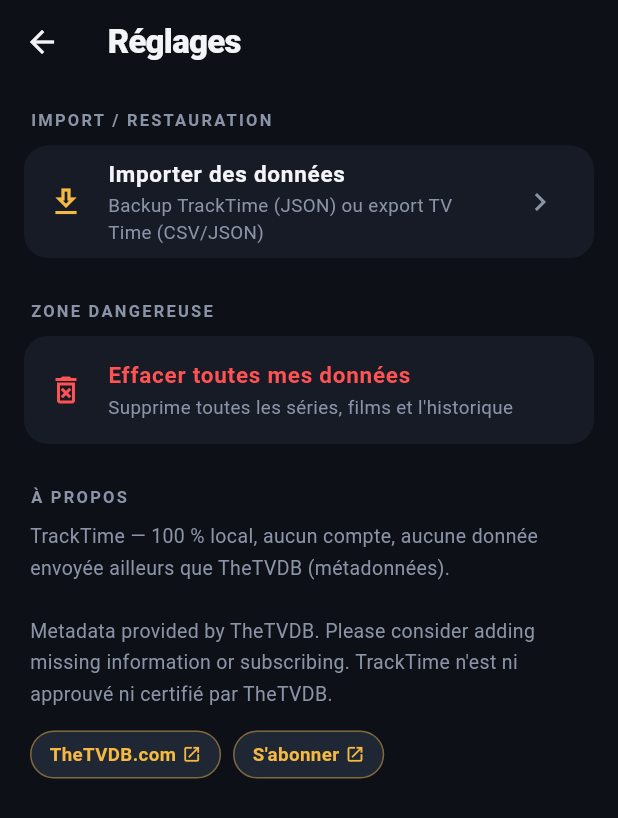
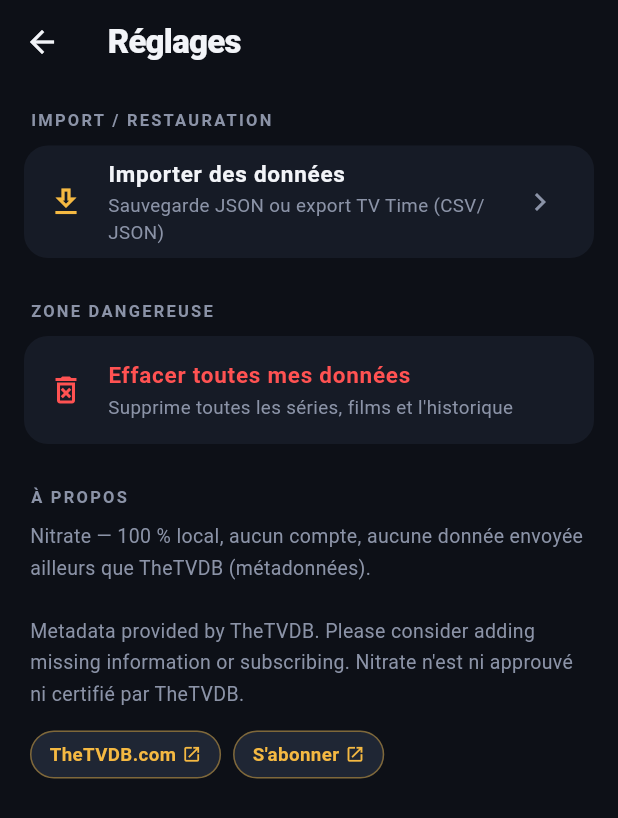
Before and after one commit to tom06700/tracktime, a Flutter app: the screen it shows after launch, after a tap on the "settings" icon, on a phone screen of 412 x 824 dp. Shown: the top 818 px of the screen. Run offline on Flutter 3.47's test engine with Material 3 defaults, Android fonts, the phone set to English and light mode, and no system bars; our stand-ins replace drift, drift_flutter, file_picker, flutter_riverpod, flutter_sticky_header, go_router and 2 more; accounts and stored records are empty; generated files the repository leaves out were written again.

Commit message:
Renomme l'application en Nitrate
« TrackTime » était déjà pris sur l'App Store. Le nom Nitrate (la pellicule
nitrate) est libre et fonctionne à l'identique en français et en anglais.

- Logo de la barre : « NITRATE » en capitales espacées ambre, façon carton de
  générique — la bicolore Track/Time n'avait plus de sens sur un mot simple.
- Textes de l'app, CFBundleDisplayName, métadonnées web et manifeste PWA.
- Couleurs du manifeste corrigées au passage : elles étaient restées au bleu
  Flutter par défaut alors qu'elles pilotent l'écran de lancement PWA.
- Les commentaires citant « la version web de TrackTime » sont conservés :
  ils désignent l'ancienne app servie à la racine, qui garde ce nom.

La détection des sauvegardes se fait par structure et non par le nom : les
anciens backups restent importables.

Co-Authored-By: Claude Opus 5 <noreply@anthropic.com>
Claude-Session: https://claude.ai/code/session_01WerRie8kS9wJUJuZsc3MKh

```diff
--- a/app/lib/backup/backup.dart
+++ b/app/lib/backup/backup.dart
@@ -73,6 +73,6 @@ Future<void> exportBackup(AppDatabase db,
   await SharePlus.instance.share(ShareParams(
     files: [file],
     fileNameOverrides: [name],
-    subject: 'Sauvegarde TrackTime',
+    subject: 'Sauvegarde Nitrate',
   ));
 }
--- a/app/lib/main.dart
+++ b/app/lib/main.dart
@@ -5,16 +5,16 @@ import 'router.dart';
 import 'theme.dart';
 
 void main() {
-  runApp(const ProviderScope(child: TrackTimeApp()));
+  runApp(const ProviderScope(child: NitrateApp()));
 }
 
-class TrackTimeApp extends StatelessWidget {
-  const TrackTimeApp({super.key});
+class NitrateApp extends StatelessWidget {
+  const NitrateApp({super.key});
 
   @override
   Widget build(BuildContext context) {
     return MaterialApp.router(
-      title: 'TrackTime',
+      title: 'Nitrate',
       debugShowCheckedModeBanner: false,
       theme: buildTheme(),
       routerConfig: router,
--- a/app/lib/screens/import_screen.dart
+++ b/app/lib/screens/import_screen.dart
@@ -134,7 +134,7 @@ class _ImportScreenState extends ConsumerState<ImportScreen> {
                         TextStyle(fontSize: 16, fontWeight: FontWeight.w700)),
                 const SizedBox(height: 6),
                 const Text(
-                  'Sélectionne un backup TrackTime (JSON, restauré '
+                  'Sélectionne une sauvegarde (JSON, restaurée '
                   'immédiatement) ou les fichiers de ton export TV Time '
                   '(CSV/JSON, mis en correspondance via TheTVDB).',
                   style: TextStyle(
--- a/app/lib/screens/profile_screen.dart
+++ b/app/lib/screens/profile_screen.dart
@@ -238,9 +238,9 @@ class _ProfileScreenState extends ConsumerState<ProfileScreen>
         const Padding(
           padding: EdgeInsets.fromLTRB(22, 18, 22, 8),
           child: Text(
-            'TrackTime — 100 % local, aucun compte, aucune donnée envoyée '
+            'Nitrate — 100 % local, aucun compte, aucune donnée envoyée '
             'ailleurs que TheTVDB (métadonnées).\n\n'
-            'Metadata provided by TheTVDB.com — TrackTime n\'est ni approuvé '
+            'Metadata provided by TheTVDB.com — Nitrate n\'est ni approuvé '
             'ni certifié par TheTVDB.',
             style: TextStyle(fontSize: 12, color: TtColors.dim, height: 1.6),
           ),
@@ -599,7 +599,7 @@ class _DataCard extends StatelessWidget {
           _ActionTile(
             icon: Icons.download_outlined,
             title: 'Importer / restaurer',
-            subtitle: 'Backup TrackTime ou export TV Time',
+            subtitle: 'Sauvegarde ou export TV Time',
             onTap: () => context.push('/import'),
           ),
           const _TileDivider(),
--- a/app/lib/settings/settings_screen.dart
+++ b/app/lib/settings/settings_screen.dart
@@ -70,7 +70,7 @@ class SettingsScreen extends ConsumerWidget {
                   style:
                       TextStyle(fontSize: 15, fontWeight: FontWeight.w600)),
               subtitle: const Text(
-                  'Backup TrackTime (JSON) ou export TV Time (CSV/JSON)',
+                  'Sauvegarde JSON ou export TV Time (CSV/JSON)',
                   style: TextStyle(fontSize: 12.5, color: TtColors.dim)),
               trailing: const Icon(Icons.chevron_right, color: TtColors.dim),
               onTap: () => context.push('/import'),
@@ -116,10 +116,10 @@ class SettingsScreen extends ConsumerWidget {
           const Padding(
             padding: EdgeInsets.symmetric(horizontal: 20, vertical: 4),
             child: Text(
-              'TrackTime — 100 % local, aucun compte, aucune donnée envoyée '
+              'Nitrate — 100 % local, aucun compte, aucune donnée envoyée '
               'ailleurs que TheTVDB (métadonnées).\n\n'
               'Metadata provided by TheTVDB. Please consider adding missing '
-              'information or subscribing. TrackTime n\'est ni approuvé ni '
+              'information or subscribing. Nitrate n\'est ni approuvé ni '
               'certifié par TheTVDB.',
               style:
                   TextStyle(fontSize: 13, color: TtColors.dim, height: 1.6),
--- a/app/lib/shell.dart
+++ b/app/lib/shell.dart
@@ -43,18 +43,22 @@ class _HomeShellState extends State<HomeShell> {
     // Le Profil est une page immersive plein écran (le décor « cinéma »
     // occupe jusqu'à la safe area) : pas de barre — elle porterait un titre
     // qui chevaucherait le contenu au défilement. Elle a son propre bouton
-    // Réglages flottant. Les autres onglets gardent la barre « TrackTime ».
+    // Réglages flottant. Les autres onglets gardent la barre « Nitrate ».
     final immersive = _tab == 3;
     return Scaffold(
       extendBody: true,
       appBar: immersive
           ? null
           : AppBar(
-              title: const Text.rich(TextSpan(children: [
-                TextSpan(text: 'Track'),
-                TextSpan(
-                    text: 'Time', style: TextStyle(color: TtColors.amber)),
-              ])),
+              title: const Text(
+                'NITRATE',
+                style: TextStyle(
+                  fontSize: 18,
+                  fontWeight: FontWeight.w800,
+                  letterSpacing: 4,
+                  color: TtColors.amber,
+                ),
+              ),
               actions: [
                 IconButton(
                   icon: const Icon(Icons.settings_outlined),
--- a/app/lib/tmdb/tvdb_config.dart
+++ b/app/lib/tmdb/tvdb_config.dart
@@ -1,5 +1,5 @@
 /// Clé projet TheTVDB (v4) embarquée dans l'app : tous les utilisateurs
-/// passent par cette même clé fournie avec TrackTime (aucune saisie requise).
+/// passent par cette même clé fournie avec Nitrate (aucune saisie requise).
 ///
 /// C'est le modèle « clé projet » de TheTVDB (elle vit côté client). Elle est
 /// donc publiquement lisible dans le build — la régénérer sur le dashboard
--- a/codemagic.yaml
+++ b/codemagic.yaml
@@ -11,7 +11,7 @@
 
 workflows:
   ios-testflight:
-    name: TrackTime · iOS TestFlight
+    name: Nitrate · iOS TestFlight
     max_build_duration: 60
     instance_type: mac_mini_m2
 
```
Also changed, not shown: 5 other files.
